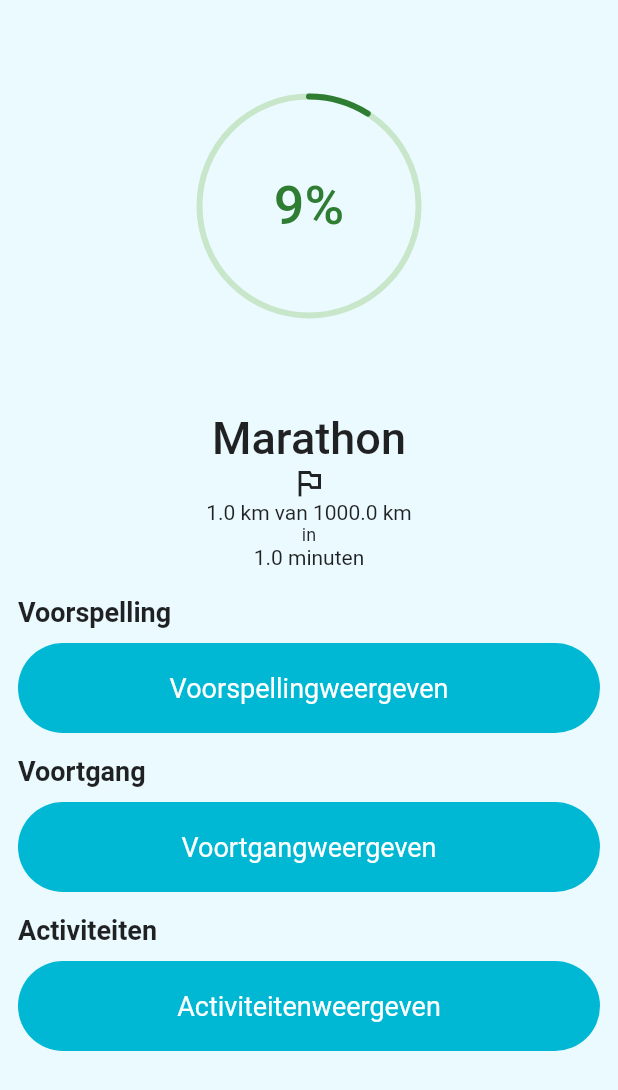
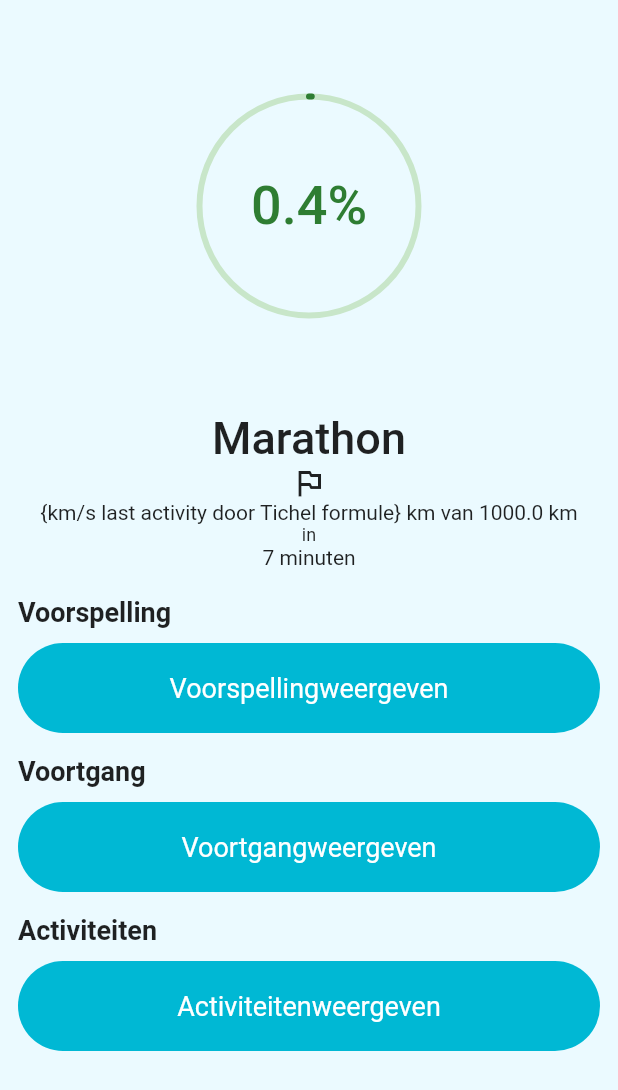
Before and after one commit to Panda-Incorporated/Panda.Mobile, a Flutter app: the GoalSelectionPage screen opened directly, after a tap on "Marathon", on a phone screen of 412 x 824 dp. Shown: the top 1090 px of the screen. Run offline on Flutter 3.47's test engine with Material 2 defaults, Android fonts, the light colour scheme and no system bars; drawn by our look-alikes of percent_indicator; our stand-ins replace fl_chart; missing offline and left inert: flutter_inappwebview, glyphicon.

Commit message:
percentage aangepast op basis laatste loop

```diff
--- a/lib/DataProvider.dart/GoalProvider.dart
+++ b/lib/DataProvider.dart/GoalProvider.dart
@@ -9,59 +9,59 @@ class GoalProvider {
         ..finished = false
         ..title = "Marathon"
         ..distance = 1000
-        ..doneMaxDistance = 1.0
-        ..duration = Duration(minutes: 9, seconds: 39)
-        ..doneMaxDistance = 1
+        // ..doneMaxDistance = 1.0
+        ..duration = Duration(minutes: 7, seconds: 39)
+        // ..doneMaxDistance = 1
         //doel
         ..goal = 500
         ..beginday = DateTime(2021, DateTime.may, 11)
         ..endday = DateTime(2021, DateTime.may, 31)
-        ..doneMaxDuration = Duration(minutes: 50)
+        //   ..doneMaxDuration = Duration(minutes: 50)
         ..doneActivity = [
           Activity()
-            ..meters = 1500
-            ..totalactivitytime = Duration(minutes: 13, seconds: 40)
+            ..meters = 1000
+            ..totalactivitytime = Duration(minutes: 10)
+            ..date = DateTime(2021, DateTime.may, 14),
+          Activity()
+            ..meters = 1000
+            ..totalactivitytime = Duration(minutes: 9, seconds: 50)
             ..date = DateTime(2021, DateTime.may, 17),
           Activity()
-            ..meters = 2000
-            ..totalactivitytime = Duration(minutes: 19)
-            ..date = DateTime(2021, DateTime.may, 14),
+            ..meters = 1000
+            ..totalactivitytime = Duration(minutes: 9, seconds: 20)
+            ..date = DateTime(2021, DateTime.may, 18),
         ],
       Goal()
         ..finished = true
         ..title = "Marathon"
         ..distance = 10.0
         ..duration = Duration(minutes: 30)
-        ..doneMaxDistance = 10
+        // ..doneMaxDistance = 10
         ..beginday = DateTime(2021, DateTime.may, 11)
-        ..endday = DateTime(2022, DateTime.may, 31)
-        ..doneMaxDuration = Duration(minutes: 30),
+        ..endday = DateTime(2022, DateTime.may, 31),
+      //    ..doneMaxDuration = Duration(minutes: 30),
       Goal()
         ..finished = true
         ..title = "Marathon"
         ..distance = 5.0
         ..duration = Duration(minutes: 30)
-        ..doneMaxDistance = 5
+        //   ..doneMaxDistance = 5
         ..beginday = DateTime(2021, 5, 11)
-        ..endday = DateTime(2021, 5, 11)
-        ..doneMaxDuration = Duration(minutes: 30),
+        ..endday = DateTime(2021, 5, 11),
+      //    ..doneMaxDuration = Duration(minutes: 30),
       Goal()
         ..finished = false
         ..title = "Marathon"
         ..distance = 2.0
         ..duration = Duration(minutes: 30)
-        ..doneMaxDistance = 1.7
+        //   ..doneMaxDistance = 1.7
         ..beginday = DateTime(2021, 5, 11)
         ..endday = DateTime(2021, 5, 11)
-        ..doneMaxDuration = Duration(minutes: 30)
+      //  ..doneMaxDuration = Duration(minutes: 30)
     ];
   }
 
   static double getPercentage(Goal goal) {
-    return (((goal.doneMaxDistance / goal.distance) * 100) +
-            ((goal.duration.inMicroseconds /
-                    goal.doneMaxDuration.inMicroseconds) *
-                100)) /
-        2;
+    return 0.1;
   }
 }
--- a/lib/Models/Goal.dart
+++ b/lib/Models/Goal.dart
@@ -5,8 +5,8 @@ class Goal extends DistanceDuration {
   bool finished;
   String title;
   double distance; // hoeveel heeft de sporter afgelegd met de nulmeting
-  double doneMaxDistance;
-  Duration doneMaxDuration;
+  // double doneMaxDistance;
+  // Duration doneMaxDuration;
   Duration duration; // hoelang duurde de nulmeting
 
   DateTime beginday; // begin dag van de eerste nulmeting
@@ -20,16 +20,21 @@ class Goal extends DistanceDuration {
     return getCombination(distance.toInt(), duration.inMinutes);
   }
 
-  int getPercentage() {
+  double getPercentage() {
     // percentage done moet vervangen worden door nieuwe formule staat in documentatie onedrive
-    // TODO: Veranderen naar laatste activiteit
-    return (((this.doneMaxDistance / this.distance) * 100) +
-            ((this.duration.inMicroseconds /
-                    this.doneMaxDuration.inMicroseconds) *
-                100)) ~/
-        2;
+
+    var nulmeting = doneActivity.first.getSecondsPerKilometer();
+    var nu_punt = doneActivity.last.getSecondsPerKilometer();
+
+    var verschil = nulmeting - goal;
+    var progressie = nulmeting - nu_punt;
+
+    var percentage = progressie / verschil;
+    return percentage;
   }
 
   int getMesurement() => // nulmeting (TODO: aanpassen naar eerste activiteit)
-      (duration.inSeconds / distance * 1000).toInt();
+
+      doneActivity.first.getSecondsPerKilometer();
+// (duration.inSeconds / distance * 1000).toInt();
 }
--- a/lib/Pages/Home.dart
+++ b/lib/Pages/Home.dart
@@ -69,6 +69,7 @@ class _HomeState extends State<Home> {
                         .where((e) => !e.finished)
                         .toList(),
                   ),
+                  Text("${GoalProvider.getGoals()[0].getPercentage()}"),
                   Container(
                     alignment: Alignment.centerLeft,
                     child: Text(
--- a/lib/Pages/SeePredictionLargePage.dart
+++ b/lib/Pages/SeePredictionLargePage.dart
@@ -40,12 +40,12 @@ class _SeePredictionLargePageState extends State<SeePredictionLargePage> {
                       radius: 80.0,
                       lineWidth: 6.0,
                       backgroundColor: Colors.green[100],
-                      percent: widget.goal.getPercentage() / 100,
+                      percent: widget.goal.getPercentage(),
                       progressColor: Colors.green[800],
                       circularStrokeCap: CircularStrokeCap.round,
                       animation: true,
                       center: Text(
-                        "${widget.goal.getPercentage()}",
+                        "${widget.goal.getPercentage() * 100}",
                         style: TextStyle(
                             color: Colors.green[800],
                             fontSize: 20,
@@ -187,7 +187,7 @@ class _SeePredictionLargePageState extends State<SeePredictionLargePage> {
           goal,
           generateSpots(goal.getMesurement(), goal.goal,
               widget.goal.endday.difference(widget.goal.beginday).inDays)),
-      drawLine(Color(0xff27b6fc), goal, generatePredictLine(goal)),
+      //drawLine(Color(0xff27b6fc), goal, generatePredictLine(goal)),
     ];
   }
 }
--- a/lib/widgets/GoalSummary.dart
+++ b/lib/widgets/GoalSummary.dart
@@ -22,12 +22,13 @@ class GoalSummary extends StatelessWidget {
         Icon(
           Icons.outlined_flag,
         ),
-        Text("${goal.doneMaxDistance} km van ${goal.distance} km"),
+        Text(
+            "{km/s last activity door Tichel formule} km van ${goal.distance} km"),
         Text(
           "in",
           style: TextStyle(fontSize: 12),
         ),
-        Text("${goal.doneMaxDistance} minuten"),
+        Text("${goal.duration.inMinutes} minuten"),
       ],
     );
   }
```
